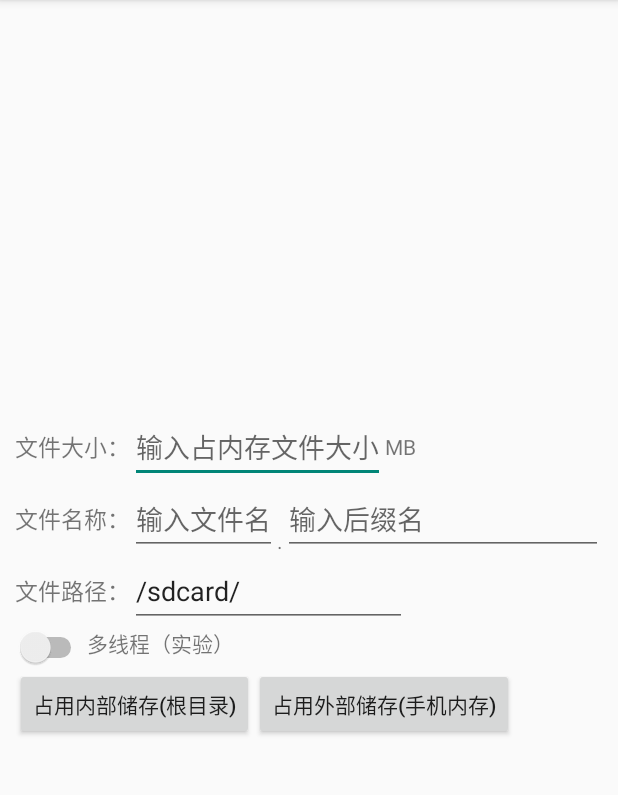
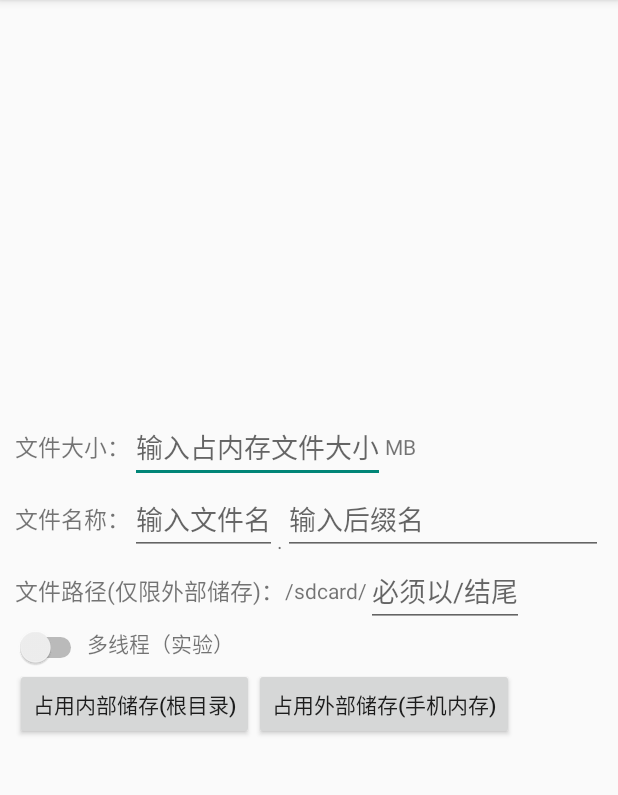
Before and after one commit to guh0613/memorykiller, an Android app: the screen it shows after launch (MainActivity), on a phone screen of 412 x 824 dp, the part 84-879 px from its top. Run offline under Robolectric (Android 15) with nearby library versions, the phone set to English and light mode, and no system bars.

Commit message:
强制路径

```diff
--- a/app/src/main/java/com/huaji/memorykiller/MainActivity.java
+++ b/app/src/main/java/com/huaji/memorykiller/MainActivity.java
@@ -180,7 +180,7 @@ public class MainActivity extends Activity
 			String input=edit.getText().toString();
 			int filelength = Integer.parseInt(input);//转换成int型
 			//写入文件
-			String filePath=filepath+filename+"."+fileafter;
+			String filePath="/sdcard/"+filepath+filename+"."+fileafter;
 			int fileSize=filelength;
 			createFile(filePath, fileSize, FileUnit.MB);
 		}
--- a/app/src/main/res/layout/main.xml
+++ b/app/src/main/res/layout/main.xml
@@ -80,17 +80,22 @@
 			<TextView
 				android:layout_width="wrap_content"
 				android:layout_height="match_parent"
-				android:text="文件路径："
+				android:text="文件路径(仅限外部储存)："
 				android:textSize="15sp"
 				android:gravity="center"/>
 
+			<TextView
+				android:layout_width="wrap_content"
+				android:layout_height="match_parent"
+				android:text="/sdcard/"
+				android:gravity="center"/>
+
 			<EditText
-				android:hint="必须以/开头，以/结尾"
+				android:hint="必须以/结尾"
 				android:inputType="none"
 				android:layout_width="wrap_content"
 				android:layout_height="wrap_content"
-				android:id="@+id/ETpath"
-				android:text="/sdcard/"/>
+				android:id="@+id/ETpath"/>
 
 		</LinearLayout>
 
```
